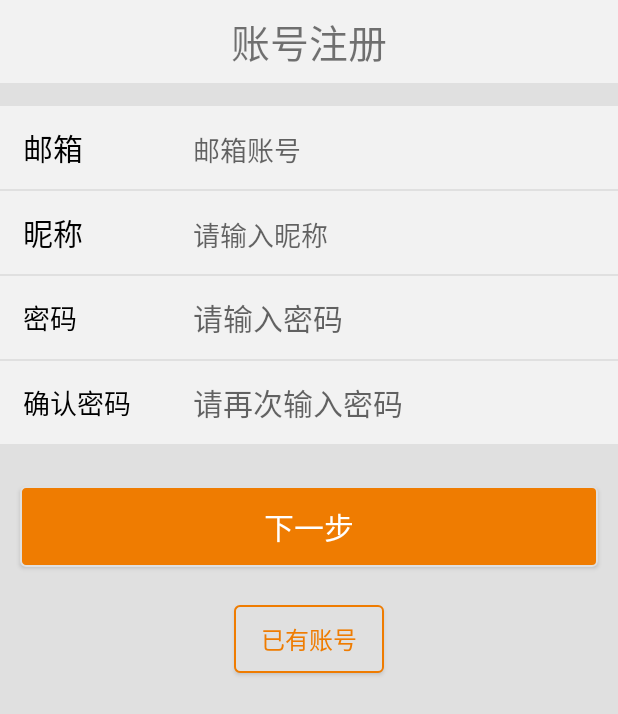
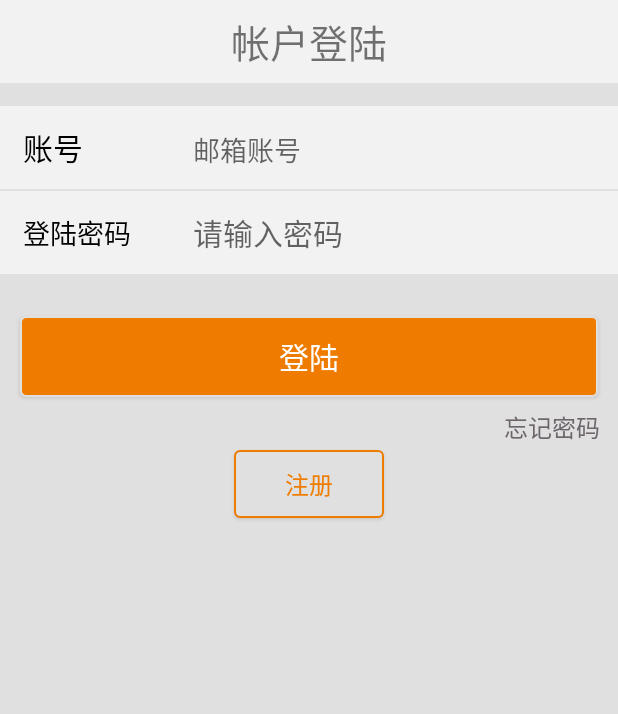
Before and after one commit to Cay-chen/UploadFile, an Android app: the screen it shows after launch (Login), on a phone screen of 412 x 824 dp. Shown: the top 714 px of the screen. Run offline under Robolectric (Android 15) with nearby library versions, the phone set to English and light mode, and no system bars; libraries missing offline, so code that uses them is left out: com.alibaba.fastjson, com.zhy.http.

Commit message:
增加了登录界面和请求

```diff
--- a/app/build.gradle
+++ b/app/build.gradle
@@ -27,7 +27,9 @@ dependencies {
     compile 'com.zhy:okhttputils:2.6.2'
     compile 'com.alibaba:fastjson:1.2.17'
     compile 'com.github.bumptech.glide:glide:3.7.0'
-    compile 'com.github.chrisbanes:PhotoView:1.3.0'
+    //compile 'com.github.chrisbanes:PhotoView:1.3.0'
+    compile 'com.github.chrisbanes:PhotoView:1.2.6'
+
     compile 'com.github.CymChad:BaseRecyclerViewAdapterHelper:v1.9.7'
     compile 'com.github.lovetuzitong:MultiImageSelector:1.2'
     compile 'com.alibaba:fastjson:1.2.17'
--- a/app/src/main/java/uploadfile/cay/com/uploadfile/AllDatas.java
+++ b/app/src/main/java/uploadfile/cay/com/uploadfile/AllDatas.java
@@ -13,5 +13,6 @@ public class AllDatas {
     public static final String INTENT_CODE = "IMAGE_URL";
     public static final String SEND_CODE_URL = "http://118.192.157.178:8080/XiaoWei/servlet/YunSendCode";//发送验证码地址
     public static final String SING_UP_URL = "http://118.192.157.178:8080/XiaoWei/servlet/YunSingUp";//注册地址
+    public static final String LOGIN_URL = "http://118.192.157.178:8080/XiaoWei/servlet/YunLogin";//注册地址
 
 }
--- a/app/src/main/java/uploadfile/cay/com/uploadfile/Bean/UserBean.java
+++ b/app/src/main/java/uploadfile/cay/com/uploadfile/Bean/UserBean.java
@@ -6,12 +6,16 @@ package uploadfile.cay.com.uploadfile.Bean;
 public class UserBean {
     public String resCode;
     public String resMsg;
+    public String resNikeName;
+    public String resHeadUrl;
 
     @Override
     public String toString() {
         return "UserBean{" +
                 "resCode='" + resCode + '\'' +
                 ", resMsg='" + resMsg + '\'' +
+                ", resNikeName='" + resNikeName + '\'' +
+                ", resHeadUrl='" + resHeadUrl + '\'' +
                 '}';
     }
 }
--- a/app/src/main/java/uploadfile/cay/com/uploadfile/Login.java
+++ b/app/src/main/java/uploadfile/cay/com/uploadfile/Login.java
@@ -22,7 +22,7 @@ import uploadfile.cay.com.uploadfile.Bean.UserBean;
 /**
  * Created by C on 2016/9/22.
  */
-public class Login extends AppCompatActivity {
+public class Login extends AppCompatActivity implements View.OnClickListener {
     private static final String TAG = "cay";
     private LinearLayout singUpLayout;//注册账号信息界面
     private EditText singUpMail;//注册邮箱EditText
@@ -38,6 +38,14 @@ public class Login extends AppCompatActivity {
     private String code;//验证码
     private LinearLayout codeLayout;//验证码信息界面
     private Button codeButton;
+    private LinearLayout successLayout;//成功界面
+    private Button successBackLoginBtn;//返回登录界面
+    private LinearLayout loginLayout;//登录界面
+    private Button loginSingUpBtn;//切换到注册页面按钮
+    private Button loginButton;//登录按钮
+    private String username;//用户名
+    private String password;//密码
+
 
     @Override
     protected void onCreate(@Nullable Bundle savedInstanceState) {
@@ -45,21 +53,20 @@ public class Login extends AppCompatActivity {
         supportRequestWindowFeature(Window.FEATURE_NO_TITLE);
         setContentView(R.layout.sign);
         initViews();
-        //发送验证码
-        singUpNext.setOnClickListener(new View.OnClickListener() {
-            @Override
-            public void onClick(View view) {
-                singUp();
+        initOnClikListen();
 
-            }
-        });
-      //  singUpBackLogin.setOnClickListener();
-        codeButton.setOnClickListener(new View.OnClickListener() {
-            @Override
-            public void onClick(View view) {
-                singUpMsg();
-            }
-        });
+    }
+
+    /**
+     * 初始化监听事件
+     */
+    private void initOnClikListen() {
+        singUpNext.setOnClickListener(this);    //  注册页面信息下一步监听
+        singUpBackLogin.setOnClickListener(this);//主页页面信息返回登录监听
+        codeButton.setOnClickListener(this);//发送验证码进行验证监听
+        successBackLoginBtn.setOnClickListener(this);//成功返回登录监听
+        loginSingUpBtn.setOnClickListener(this);//切换到注册页面监听
+        loginButton.setOnClickListener(this);//登录按钮监听
     }
 
     /**
@@ -77,6 +84,13 @@ public class Login extends AppCompatActivity {
         /*****************验证码信息页面控件*************************/
         codeLayout = (LinearLayout) findViewById(R.id.code_ll);
         codeButton = (Button) findViewById(R.id.code_next_btn);
+        /*****************注册成功页面控件*************************/
+        successLayout = (LinearLayout) findViewById(R.id.success_ll);
+        successBackLoginBtn = (Button) findViewById(R.id.success_back_login_btn);
+        /*****************登录页面控件*************************/
+        loginLayout = (LinearLayout) findViewById(R.id.login_ll);
+        loginSingUpBtn = (Button) findViewById(R.id.login_sing_up_btn);
+        loginButton = (Button) findViewById(R.id.login_btn);
     }
 
     /**
@@ -90,8 +104,13 @@ public class Login extends AppCompatActivity {
 
         if (!upMail.isEmpty() && !upNikeName.isEmpty() && !upPassword.isEmpty() && !upRePassword.isEmpty()) {
             if (upPassword.equals(upRePassword)) {
-                Log.i(TAG, "发送验证码逻辑: ");
-                sendCode();
+                if (upPassword.length() < 6) {
+                    Toast.makeText(Login.this, "密码长度为6到25", Toast.LENGTH_SHORT).show();
+                } else {
+                    sendCode();
+                    Log.i(TAG, "密码长度: "+upPassword.length());
+                }
+
             } else {
                 Toast.makeText(Login.this, "两次密码不一样", Toast.LENGTH_SHORT).show();
             }
@@ -122,7 +141,7 @@ public class Login extends AppCompatActivity {
      * 发送验证请求并判断账号是否注册
      */
     private void sendCode() {
-        OkHttpUtils.post().url(AllDatas.SEND_CODE_URL).addParams("singUpMail",upMail).build().execute(new StringCallback() {
+        OkHttpUtils.post().url(AllDatas.SEND_CODE_URL).addParams("singUpMail", upMail).addParams("nikeName", upNikeName).build().execute(new StringCallback() {
             @Override
             public void onError(Call call, Exception e, int id) {
                 Toast.makeText(Login.this, "网络异常", Toast.LENGTH_SHORT).show();
@@ -133,11 +152,15 @@ public class Login extends AppCompatActivity {
                 UserBean userBean = JSON.parseObject(response, UserBean.class);
                 switch (userBean.resCode) {
                     case "10001":
+                        ((TextView) findViewById(R.id.code_mail_tv)).setText(upMail);
                         codeLayout.setVisibility(View.VISIBLE);
                         singUpLayout.setVisibility(View.GONE);
                         break;
                     case "10002":
-                        Toast.makeText(Login.this, "该账号已被注册", Toast.LENGTH_SHORT).show();
+                        Toast.makeText(Login.this, "该邮箱已被注册", Toast.LENGTH_SHORT).show();
+                        break;
+                    case "10004":
+                        Toast.makeText(Login.this, "昵称已被使用", Toast.LENGTH_SHORT).show();
                         break;
                     default:
                         Toast.makeText(Login.this, "系统异常！", Toast.LENGTH_SHORT).show();
@@ -153,23 +176,108 @@ public class Login extends AppCompatActivity {
 
     private void singUpMsg() {
 
-        ((TextView)findViewById(R.id.code_mail_tv)).setText(upMail);
         code = ((EditText) findViewById(R.id.code_et)).getText().toString();
-        OkHttpUtils.post().url(AllDatas.SING_UP_URL).addParams("mail",upMail).addParams("password",upPassword).addParams("nikeName",upNikeName).addParams("yCode",code).build().execute(new StringCallback() {
+        if (code.isEmpty()) {
+            Toast.makeText(Login.this, "请填写验证码", Toast.LENGTH_SHORT).show();
+
+        } else {
+            if (code.length() < 6) {
+                Toast.makeText(Login.this, "请填6位数验证码", Toast.LENGTH_SHORT).show();
+            } else {
+                OkHttpUtils.post().url(AllDatas.SING_UP_URL).addParams("mail", upMail).addParams("password", upPassword).addParams("nikeName", upNikeName).addParams("yCode", code).build().execute(new StringCallback() {
+                    @Override
+                    public void onError(Call call, Exception e, int id) {
+                        Toast.makeText(Login.this, "网络异常", Toast.LENGTH_SHORT).show();
+
+                    }
+
+                    @Override
+                    public void onResponse(String response, int id) {
+                        UserBean userBean = JSON.parseObject(response, UserBean.class);
+                        switch (userBean.resCode) {
+                            case "30001":
+                                successLayout.setVisibility(View.VISIBLE);
+                                codeLayout.setVisibility(View.GONE);
+                                break;
+                            case "30002":
+                                Toast.makeText(Login.this, "验证码错误", Toast.LENGTH_SHORT).show();
+                                break;
+                            case "30003":
+                                Toast.makeText(Login.this, "验证码过期", Toast.LENGTH_SHORT).show();
+                                break;
+                            case "30004":
+                                Toast.makeText(Login.this, "账号已经注册成功", Toast.LENGTH_SHORT).show();
+                                break;
+                            case "30005":
+                                Toast.makeText(Login.this, "请输入验证码", Toast.LENGTH_SHORT).show();
+                                break;
+                            default:
+                                Toast.makeText(Login.this, "系统异常", Toast.LENGTH_SHORT).show();
+                        }
+                        Log.i(TAG, "resCode: " + userBean.resCode);
+                        Log.i(TAG, "resMsg: " + userBean.resMsg);
+
+                    }
+                });
+            }
+
+        }
+
+    }
+
+    @Override
+    public void onClick(View view) {
+        switch (view.getId()) {
+            case R.id.sing_up_next_btn:
+                singUp();
+                break;
+            case R.id.sing_up_backLogin_btn:
+                singUpLayout.setVisibility(View.GONE);
+                loginLayout.setVisibility(View.VISIBLE);
+                break;
+            case R.id.code_next_btn:
+                singUpMsg();
+                break;
+            case R.id.success_back_login_btn:
+                successLayout.setVisibility(View.GONE);
+                loginLayout.setVisibility(View.VISIBLE);
+                break;
+            case R.id.login_sing_up_btn:
+                loginLayout.setVisibility(View.GONE);
+                singUpLayout.setVisibility(View.VISIBLE);
+            case R.id.login_btn:
+                singIn();
+                break;
+
+        }
+    }
+
+    /**
+     * 登录逻辑
+     */
+    private void singIn() {
+        username = ((EditText) findViewById(R.id.login_username_et)).getText().toString();
+        password = ((EditText) findViewById(R.id.login_password_et)).getText().toString();
+        if (username.isEmpty() || password.isEmpty()) {
+            Toast.makeText(Login.this, "账号或密码不能为空", Toast.LENGTH_SHORT).show();
+        } else {
+        OkHttpUtils.post().url(AllDatas.LOGIN_URL).addParams("password",password).addParams("username",username).build().execute(new StringCallback() {
             @Override
             public void onError(Call call, Exception e, int id) {
-                Toast.makeText(Login.this, "网络异常", Toast.LENGTH_SHORT).show();
 
             }
 
             @Override
             public void onResponse(String response, int id) {
                 UserBean userBean = JSON.parseObject(response, UserBean.class);
-                Log.i(TAG, "resCode: "+userBean.resCode);
-                Log.i(TAG, "resMsg: "+userBean.resMsg);
-
+                //TODO  写登录逻辑
+                Log.i(TAG, "userBean: resCode"+userBean.resCode);
+                Log.i(TAG, "userBean: resHeadUrl"+userBean.resHeadUrl);
+                Log.i(TAG, "userBean: resMsg"+userBean.resMsg);
+                Log.i(TAG, "userBean: resNikeName"+userBean.resNikeName);
             }
         });
+        }
 
     }
 }
--- a/app/src/main/res/layout/sign.xml
+++ b/app/src/main/res/layout/sign.xml
@@ -5,10 +5,11 @@
     android:background="#E0E0E0">
 
     <LinearLayout
-        android:visibility="gone"
+        android:id="@+id/login_ll"
         android:layout_width="match_parent"
         android:layout_height="match_parent"
-        android:orientation="vertical">
+        android:orientation="vertical"
+        android:visibility="visible">
 
 
         <LinearLayout
@@ -41,9 +42,12 @@
                 android:textSize="20sp" />
 
             <EditText
+                android:digits="0123456789abcdefghigklmnopqrstuvwxyzABCDEFGHIJKLMNOPQRSTUVWXYZ~!@#$%^*_.`"
+                android:id="@+id/login_username_et"
                 android:layout_width="0dp"
                 android:layout_height="55dp"
                 android:layout_weight="1"
+                android:lines="1"
                 android:background="@null"
                 android:gravity="center_vertical"
                 android:hint="邮箱账号"
@@ -68,18 +72,23 @@
                 android:textSize="18sp" />
 
             <EditText
+                android:id="@+id/login_password_et"
                 android:layout_width="0dp"
                 android:layout_height="55dp"
                 android:layout_weight="1"
                 android:background="@null"
+                android:digits="0123456789abcdefghigklmnopqrstuvwxyzABCDEFGHIJKLMNOPQRSTUVWXYZ~!@#$%^*_.`"
                 android:gravity="center_vertical"
                 android:hint="请输入密码"
+                android:lines="1"
                 android:inputType="textPassword"
+                android:maxLength="25"
                 android:textSize="20sp" />
 
         </LinearLayout>
 
         <Button
+            android:id="@+id/login_btn"
             android:layout_width="match_parent"
             android:layout_height="54dp"
             android:layout_marginLeft="13dp"
@@ -108,6 +117,7 @@
         </RelativeLayout>
 
         <Button
+            android:id="@+id/login_sing_up_btn"
             android:layout_width="100dp"
             android:layout_height="45dp"
             android:layout_gravity="center_horizontal"
@@ -117,12 +127,14 @@
             android:textColor="#EF7C01"
             android:textSize="16sp" />
     </LinearLayout>
+
     <LinearLayout
         android:id="@+id/sign_up_ll"
-        android:visibility="visible"
         android:layout_width="match_parent"
         android:layout_height="match_parent"
-        android:orientation="vertical">
+        android:orientation="vertical"
+        android:visibility="gone">
+
         <LinearLayout
             android:layout_width="match_parent"
             android:layout_height="55dp"
@@ -135,6 +147,7 @@
                 android:text="账号注册"
                 android:textSize="26sp" />
         </LinearLayout>
+
         <LinearLayout
             android:layout_width="match_parent"
             android:layout_height="55dp"
@@ -152,18 +165,19 @@
                 android:textSize="20sp" />
 
             <EditText
-                android:digits="0123456789abcdefghigklmnopqrstuvwxyzABCDEFGHIJKLMNOPQRSTUVWXYZ@_-.$"
                 android:id="@+id/sing_up_mail_et"
                 android:layout_width="0dp"
                 android:layout_height="55dp"
                 android:layout_weight="1"
                 android:background="@null"
+                android:lines="1"
+                android:digits="0123456789abcdefghigklmnopqrstuvwxyzABCDEFGHIJKLMNOPQRSTUVWXYZ@_-.$"
                 android:gravity="center_vertical"
                 android:hint="邮箱账号"
-                android:textSize="18sp"
-               />
+                android:textSize="18sp" />
 
         </LinearLayout>
+
         <LinearLayout
             android:layout_width="match_parent"
             android:layout_height="55dp"
@@ -214,12 +228,16 @@
                 android:layout_height="55dp"
                 android:layout_weight="1"
                 android:background="@null"
+                android:lines="1"
+                android:digits="0123456789abcdefghigklmnopqrstuvwxyzABCDEFGHIJKLMNOPQRSTUVWXYZ~!@#$%^*_.`"
                 android:gravity="center_vertical"
                 android:hint="请输入密码"
                 android:inputType="textPassword"
+                android:maxLength="25"
                 android:textSize="20sp" />
 
         </LinearLayout>
+
         <LinearLayout
             android:layout_width="match_parent"
             android:layout_height="55dp"
@@ -241,10 +259,13 @@
                 android:layout_width="0dp"
                 android:layout_height="55dp"
                 android:layout_weight="1"
+                android:lines="1"
                 android:background="@null"
+                android:digits="0123456789abcdefghigklmnopqrstuvwxyzABCDEFGHIJKLMNOPQRSTUVWXYZ~!@#$%^*_.`"
                 android:gravity="center_vertical"
                 android:hint="请再次输入密码"
                 android:inputType="textPassword"
+                android:maxLength="25"
                 android:textSize="20sp" />
 
         </LinearLayout>
@@ -261,24 +282,27 @@
             android:text="下一步"
             android:textColor="#ffffff"
             android:textSize="20sp" />
+
         <Button
             android:id="@+id/sing_up_backLogin_btn"
-            android:layout_marginTop="25dp"
             android:layout_width="100dp"
             android:layout_height="45dp"
             android:layout_gravity="center_horizontal"
+            android:layout_marginTop="25dp"
             android:background="@drawable/sign_up_edittext"
             android:gravity="center"
             android:text="已有账号"
             android:textColor="#EF7C01"
             android:textSize="16sp" />
     </LinearLayout>
+
     <LinearLayout
         android:id="@+id/code_ll"
-        android:visibility="gone"
         android:layout_width="match_parent"
         android:layout_height="match_parent"
-        android:orientation="vertical">
+        android:orientation="vertical"
+        android:visibility="gone">
+
         <LinearLayout
             android:layout_width="match_parent"
             android:layout_height="55dp"
@@ -291,34 +315,37 @@
                 android:text="账号注册"
                 android:textSize="26sp" />
         </LinearLayout>
+
         <LinearLayout
 
             android:layout_width="match_parent"
             android:layout_height="110dp"
             android:layout_marginTop="15dp"
-            android:orientation="vertical"
-            android:background="#F2F2F2">
+            android:background="#F2F2F2"
+            android:orientation="vertical">
 
             <TextView
-                android:gravity="center"
                 android:layout_width="match_parent"
                 android:layout_height="55dp"
                 android:layout_marginLeft="15dp"
                 android:layout_weight="0.4"
+                android:gravity="center"
                 android:text="我们已经发送了验证码到你的邮箱："
                 android:textColor="#000000"
                 android:textSize="16sp" />
+
             <TextView
                 android:id="@+id/code_mail_tv"
-                android:gravity="center"
                 android:layout_width="match_parent"
                 android:layout_height="55dp"
                 android:layout_marginLeft="15dp"
                 android:layout_weight="0.4"
+                android:gravity="center"
                 android:text="276495166@qq.com"
                 android:textColor="#000000"
                 android:textSize="20sp" />
         </LinearLayout>
+
         <LinearLayout
             android:layout_width="match_parent"
             android:layout_height="55dp"
@@ -341,13 +368,14 @@
                 android:layout_height="55dp"
                 android:layout_weight="1"
                 android:background="@null"
+                android:gravity="center_vertical"
+                android:hint="请输入验证码"
                 android:inputType="number"
                 android:maxLength="6"
-                android:gravity="center_vertical"
-                android:hint="请输入验证码"
                 android:textSize="18sp" />
 
         </LinearLayout>
+
         <Button
             android:id="@+id/code_next_btn"
             android:layout_width="match_parent"
@@ -361,11 +389,14 @@
             android:textColor="#ffffff"
             android:textSize="20sp" />
     </LinearLayout>
+
     <LinearLayout
-        android:visibility="gone"
+        android:id="@+id/success_ll"
         android:layout_width="match_parent"
         android:layout_height="match_parent"
-        android:orientation="vertical">
+        android:orientation="vertical"
+        android:visibility="gone">
+
         <LinearLayout
             android:layout_width="match_parent"
             android:layout_height="55dp"
@@ -378,26 +409,29 @@
                 android:text="账号注册"
                 android:textSize="26sp" />
         </LinearLayout>
+
         <LinearLayout
 
             android:layout_width="match_parent"
             android:layout_height="110dp"
             android:layout_marginTop="15dp"
-            android:orientation="vertical"
-            android:background="#F2F2F2">
+            android:background="#F2F2F2"
+            android:orientation="vertical">
 
             <TextView
-                android:gravity="center"
                 android:layout_width="match_parent"
                 android:layout_height="80dp"
                 android:layout_marginLeft="15dp"
                 android:layout_weight="0.4"
+                android:gravity="center"
                 android:text="注册成功"
                 android:textColor="#000000"
                 android:textSize="24sp" />
 
         </LinearLayout>
+
         <Button
+            android:id="@+id/success_back_login_btn"
             android:layout_width="match_parent"
             android:layout_height="54dp"
             android:layout_marginLeft="13dp"
```
